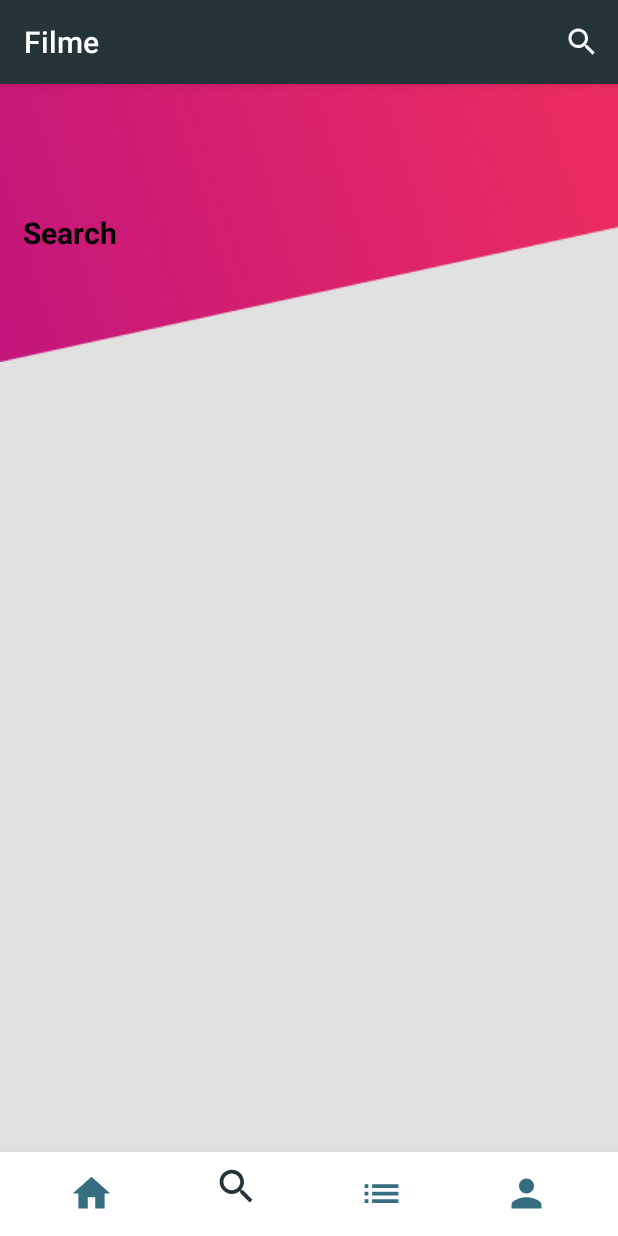
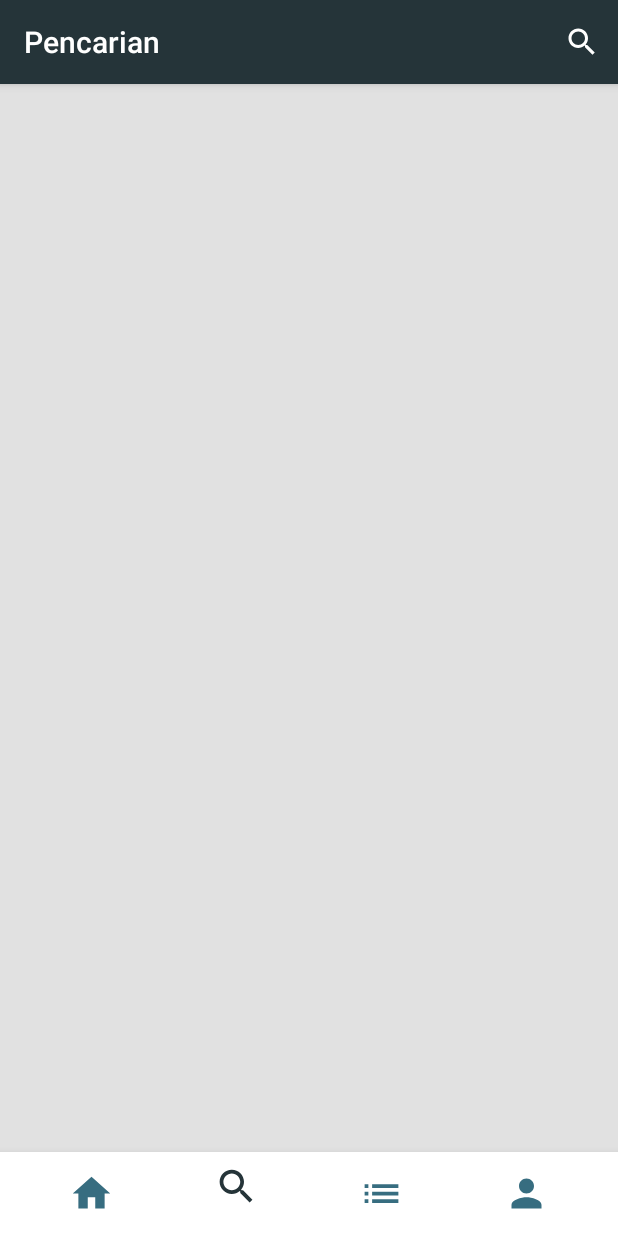
Before and after one commit to hidayatullah191001/SafeSavings, an Android app: the screen it shows after launch (MainActivity), item 2 of the bottom bar chosen, on a phone screen of 412 x 824 dp. Run offline under Robolectric (Android 15) with nearby library versions, the phone set to English and light mode, and no system bars.

Commit message:
Penambahan Pagination Home

```diff
--- a/app/src/main/AndroidManifest.xml
+++ b/app/src/main/AndroidManifest.xml
@@ -32,9 +32,6 @@
             android:name=".DetailMovieActivity"
             android:theme="@style/AppTheme"
             android:exported="true">
-            <meta-data
-                android:name="android.support.PARENT_ACTIVITY"
-                android:value=".MainActivity" />
         </activity>
 
     </application>
--- a/app/src/main/java/com/example/safesavings/MainActivity.java
+++ b/app/src/main/java/com/example/safesavings/MainActivity.java
@@ -6,9 +6,13 @@ import androidx.appcompat.widget.SearchView;
 import androidx.fragment.app.Fragment;
 import androidx.fragment.app.FragmentManager;
 
+import android.graphics.Color;
 import android.os.Bundle;
+import android.util.Log;
 import android.view.Menu;
 import android.view.MenuItem;
+import android.widget.TextView;
+import android.widget.Toast;
 
 import com.example.safesavings.fragment.FragmentAbout;
 import com.example.safesavings.fragment.FragmentHome;
@@ -18,6 +22,7 @@ import com.google.android.material.bottomnavigation.BottomNavigationView;
 
 public class MainActivity extends AppCompatActivity {
 
+    private String TAG = "MainActivity";
     @Override
     protected void onCreate(Bundle savedInstanceState) {
         super.onCreate(savedInstanceState);
@@ -40,15 +45,27 @@ public class MainActivity extends AppCompatActivity {
                 switch (item.getItemId()){
                     case R.id.menu_home:
                         f = new FragmentHome();
+                        if (getSupportActionBar()!=null){
+                            getSupportActionBar().setTitle("Filme");
+                        }
                         break;
                     case R.id.menu_search:
                         f = new FragmentSearch();
+                        if (getSupportActionBar()!=null){
+                            getSupportActionBar().setTitle("Pencarian");
+                        }
                         break;
                     case R.id.menu_list:
                         f = new FragmentList();
+                        if (getSupportActionBar()!=null){
+                            getSupportActionBar().setTitle("Blog");
+                        }
                         break;
                     case R.id.menu_about:
                         f = new FragmentAbout();
+                        if (getSupportActionBar()!=null){
+                            getSupportActionBar().setTitle("Tentang Kami");
+                        }
                         break;
                 }
                 return getFragmentPage(f);
--- /dev/null
+++ b/app/src/main/java/com/example/safesavings/adapter/PaginationAdapter.java
@@ -0,0 +1,72 @@
+package com.example.safesavings.adapter;
+
+import android.content.Context;
+import android.content.Intent;
+import android.graphics.Color;
+import android.util.Log;
+import android.view.LayoutInflater;
+import android.view.View;
+import android.view.ViewGroup;
+import android.widget.TextView;
+
+import androidx.annotation.NonNull;
+import androidx.recyclerview.widget.RecyclerView;
+
+import com.example.safesavings.DetailMovieActivity;
+import com.example.safesavings.MainActivity;
+import com.example.safesavings.R;
+import com.example.safesavings.fragment.FragmentHome;
+
+import java.util.LinkedList;
+
+public class PaginationAdapter extends RecyclerView.Adapter<PaginationAdapter.MyViewHolder> {
+
+    private Context context;
+    private final LinkedList<Integer> mWordList;
+    public static int mCurrent;
+
+    public PaginationAdapter(Context context, LinkedList<Integer> wordList) {;
+        this.mWordList = wordList;
+        this.context = context;
+    }
+
+    @NonNull
+    @Override
+    public MyViewHolder onCreateViewHolder(@NonNull ViewGroup parent, int viewType) {
+        LayoutInflater inflater = LayoutInflater.from(parent.getContext());
+        View mItemView = inflater.inflate(R.layout.item_page, parent, false);
+        return new MyViewHolder(mItemView, this);
+    }
+
+    @Override
+    public void onBindViewHolder(@NonNull MyViewHolder holder, int position) {
+        mCurrent = mWordList.get(position);
+        int data = Integer.valueOf(mCurrent);
+        holder.wordItemView.setText(String.valueOf(mCurrent));
+        holder.itemView.setOnClickListener(new View.OnClickListener() {
+            @Override
+            public void onClick(View view) {
+                Intent intent = new Intent(context, MainActivity.class);
+                intent.putExtra("IntentPage", data);
+                context.startActivity(intent);
+            }
+        });
+
+    }
+
+    @Override
+    public int getItemCount() {
+        return mWordList.size();
+    }
+
+    class MyViewHolder extends RecyclerView.ViewHolder{
+        public final TextView wordItemView;
+        final PaginationAdapter mAdapter;
+
+        public MyViewHolder(View itemView, PaginationAdapter adapter) {
+            super(itemView);
+            wordItemView = itemView.findViewById(R.id.pageCount);
+            this.mAdapter = adapter;
+        }
+    }
+}
--- a/app/src/main/java/com/example/safesavings/adapter/SeasonAnimeAdapter.java
+++ b/app/src/main/java/com/example/safesavings/adapter/SeasonAnimeAdapter.java
@@ -52,7 +52,7 @@ public class SeasonAnimeAdapter extends RecyclerView.Adapter<SeasonAnimeAdapter.
     @Override
     public void onBindViewHolder(@NonNull SeasonAnimeAdapter.MyViewHolder holder, int position) {
         String url = seasonList.get(position).getLinkId();
-        String title = seasonList.get(position).getTitle();
+        String title = "Nonton"+seasonList.get(position).getTitle();
         String deskripsi = seasonList.get(position).getSinopsis();
         String image = seasonList.get(position).getImage();
         String rating = seasonList.get(position).getRating();
--- a/app/src/main/java/com/example/safesavings/fragment/FragmentHome.java
+++ b/app/src/main/java/com/example/safesavings/fragment/FragmentHome.java
@@ -2,12 +2,9 @@ package com.example.safesavings.fragment;
 
 import android.os.Bundle;
 import android.view.LayoutInflater;
-import android.view.Menu;
-import android.view.MenuInflater;
 import android.view.View;
 import android.view.ViewGroup;
-import android.widget.ImageView;
-import android.widget.SearchView;
+import android.widget.Toast;
 
 import androidx.annotation.NonNull;
 import androidx.annotation.Nullable;
@@ -15,26 +12,33 @@ import androidx.fragment.app.Fragment;
 import androidx.recyclerview.widget.LinearLayoutManager;
 import androidx.recyclerview.widget.RecyclerView;
 
-import com.example.safesavings.MainActivity;
 import com.example.safesavings.R;
 import com.example.safesavings.adapter.LatestAnimeAdapter;
+import com.example.safesavings.adapter.PaginationAdapter;
 import com.example.safesavings.adapter.SeasonAnimeAdapter;
 import com.example.safesavings.model.Latest;
 import com.example.safesavings.model.Response;
 import com.example.safesavings.model.Season;
-import com.example.safesavings.rest.ApiEndPoint;
 import com.example.safesavings.rest.ApiService;
 
+import java.util.LinkedList;
 import java.util.List;
 
 import retrofit2.Call;
 import retrofit2.Callback;
 
 public class FragmentHome extends Fragment {
+    private static final String TAG = "MainActivity";
     private SeasonAnimeAdapter adapterSeason;
     private LatestAnimeAdapter adapterLatest;
+    private PaginationAdapter mAdapter;
+
     RecyclerView recyclerView1;
     RecyclerView recyclerView2;
+    RecyclerView recyclerViewPage;
+
+    private final LinkedList<Integer> mWordList = new LinkedList<>();
+    public static int pageIntent;
 
     @Nullable
     @Override
@@ -45,11 +49,17 @@ public class FragmentHome extends Fragment {
         recyclerView1.setHasFixedSize(true);
         recyclerView1.setLayoutManager(new LinearLayoutManager(view.getContext()));
         recyclerView2 = view.findViewById(R.id.rvLatest);
-        getDataFromSeason();
+
+        /*Deklarasi Pagination */
+        recyclerViewPage = view.findViewById(R.id.rvPagination);
+
+
+        pagination();
+        getDataFromSeason(pageIntent);
         return view;
     }
-    private void getDataFromSeason() {
-        ApiService.endPoint().getDataSeason()
+    private void getDataFromSeason(int data) {
+        ApiService.endPoint().getDataSeason(data)
                 .enqueue(new Callback<Response>() {
                     @Override
                     public void onResponse(Call<Response> call, retrofit2.Response<Response> response) {
@@ -68,4 +78,14 @@ public class FragmentHome extends Fragment {
                     }
                 });
     }
+
+    private void pagination(){
+        for (int i = 1; i <= 20; i++) {
+            mWordList.addLast(i);
+        }
+        mAdapter = new PaginationAdapter(getActivity(), mWordList);
+        recyclerViewPage.setAdapter(mAdapter);
+        pageIntent = getActivity().getIntent().getIntExtra("IntentPage", 1);
+        Toast.makeText(getActivity(), "Halaman : " + pageIntent, Toast.LENGTH_SHORT).show();
+    }
 }
--- a/app/src/main/java/com/example/safesavings/fragment/FragmentSearch.java
+++ b/app/src/main/java/com/example/safesavings/fragment/FragmentSearch.java
@@ -1,12 +1,16 @@
 package com.example.safesavings.fragment;
 
 import android.os.Bundle;
+import android.util.Log;
 import android.view.LayoutInflater;
 import android.view.Menu;
 import android.view.MenuInflater;
+import android.view.MenuItem;
 import android.view.View;
 import android.view.ViewGroup;
 import android.widget.SearchView;
+import android.widget.TextView;
+import android.widget.Toast;
 
 import androidx.annotation.NonNull;
 import androidx.annotation.Nullable;
@@ -14,6 +18,7 @@ import androidx.fragment.app.Fragment;
 import androidx.recyclerview.widget.LinearLayoutManager;
 import androidx.recyclerview.widget.RecyclerView;
 
+import com.example.safesavings.MainActivity;
 import com.example.safesavings.R;
 import com.example.safesavings.adapter.SearchAnimeAdapter;
 import com.example.safesavings.model.Search;
@@ -28,10 +33,15 @@ import retrofit2.Response;
 public class FragmentSearch extends Fragment {
     private SearchAnimeAdapter adapterSearch;
     RecyclerView recyclerView;
+    public TextView count;
+    public TextView textcount;
     @Nullable
     @Override
     public View onCreateView(@NonNull LayoutInflater inflater, @Nullable ViewGroup container, @Nullable Bundle savedInstanceState) {
         View view = inflater.inflate(R.layout.fragment_search, container, false);
+
+        count = (TextView) view.findViewById(R.id.count);
+        textcount = (TextView) view.findViewById(R.id.textView2);
 
         recyclerView = view.findViewById(R.id.rvSearch);
         recyclerView.setHasFixedSize(true);
@@ -43,7 +53,9 @@ public class FragmentSearch extends Fragment {
     @Override
     public void onCreateOptionsMenu(@NonNull Menu menu, @NonNull MenuInflater inflater) {
         inflater.inflate(R.menu.main_menu,menu);
-        SearchView searchView = (SearchView) menu.findItem(R.id.search).getActionView();
+        MenuItem menuItem = menu.findItem(R.id.search);
+        SearchView searchView = (SearchView) menuItem.getActionView();
+        searchView.setQueryHint("Cari waifumu disini...");
         searchView.setOnQueryTextListener(new SearchView.OnQueryTextListener() {
             @Override
             public boolean onQueryTextSubmit(String newtext) {
@@ -61,11 +73,16 @@ public class FragmentSearch extends Fragment {
                                         List<Search> mSearch = response.body().getResults();
                                         adapterSearch = new SearchAnimeAdapter(getActivity(),mSearch);
                                         recyclerView.setAdapter(adapterSearch);
+                                        textcount.setText("Hasil pencarian : ");
+                                        count.setText(""+adapterSearch.getItemCount());
+                                        if (mSearch.size() < 1){
+                                            Toast.makeText(getActivity(), "Tidak ditemukan", Toast.LENGTH_SHORT).show();
+                                        }
                                     }
                                 }
                                 @Override
                                 public void onFailure(Call<com.example.safesavings.model.Response> call, Throwable t) {
-
+                                    Log.d("Fragment","onResponse : " + t);
                                 }
                             });
                 }
--- a/app/src/main/java/com/example/safesavings/rest/ApiEndPoint.java
+++ b/app/src/main/java/com/example/safesavings/rest/ApiEndPoint.java
@@ -10,8 +10,8 @@ import retrofit2.http.Path;
 
 public interface ApiEndPoint{
 
-    @GET("/")
-    Call<Response> getDataSeason();
+    @GET("/page/{page}")
+    Call<Response> getDataSeason(@Path("page") int page);
 
     @GET("/search/{title}/")
     Call<Response> getDataSearch(@Path("title") String title);
--- a/app/src/main/res/layout/activity_detail_movie.xml
+++ b/app/src/main/res/layout/activity_detail_movie.xml
@@ -106,7 +106,7 @@
             android:layout_below="@id/txtJudulAnime"
             android:layout_marginTop="16dp"
             android:justificationMode="inter_word"
-            android:text="Deskripsi Movie"
+            android:text=""
             android:textColor="@color/white"
             android:textSize="12sp" />
 
--- a/app/src/main/res/layout/activity_main.xml
+++ b/app/src/main/res/layout/activity_main.xml
@@ -14,7 +14,6 @@
         android:layout_above="@+id/bottom_navigation_menu"
         android:layout_alignParentStart="true"
         android:layout_alignParentLeft="true">
-
     </FrameLayout>
 
     <com.google.android.material.bottomnavigation.BottomNavigationView
@@ -26,9 +25,6 @@
         app:itemIconSize="30dp"
         app:itemIconTint="@drawable/bottom_navigation_selector"
         app:menu="@menu/bottom_menu" >
-
     </com.google.android.material.bottomnavigation.BottomNavigationView>
 
-
-
 </RelativeLayout>
--- a/app/src/main/res/layout/fragment_search.xml
+++ b/app/src/main/res/layout/fragment_search.xml
@@ -4,30 +4,33 @@
     android:layout_height="match_parent"
     xmlns:tools="http://schemas.android.com/tools"
     android:background="#e1e1e1">
-    <ImageView
-        android:id="@+id/header"
-        android:layout_width="match_parent"
-        android:layout_height="wrap_content"
-        android:layout_marginTop="0dp"
-        android:background="@drawable/bg" />
 
     <TextView
         android:id="@+id/textView2"
         android:layout_width="wrap_content"
         android:layout_height="wrap_content"
+        android:layout_marginTop="15dp"
         android:layout_marginStart="15dp"
-        android:layout_marginTop="85dp"
-        android:text="Search"
+        android:textColor="@color/black"
+        android:textSize="20sp"
+        android:textStyle="bold" />
+
+    <TextView
+        android:id="@+id/count"
+        android:layout_width="wrap_content"
+        android:layout_height="wrap_content"
+        android:layout_marginTop="15dp"
+        android:layout_toRightOf="@id/textView2"
         android:textColor="@color/black"
         android:textSize="20sp"
         android:textStyle="bold" />
 
     <androidx.recyclerview.widget.RecyclerView
         android:id="@+id/rvSearch"
-        android:layout_marginTop="5dp"
         android:layout_width="wrap_content"
         android:layout_height="wrap_content"
         android:layout_below="@id/textView2"
+        android:layout_marginTop="5dp"
         android:orientation="vertical"
         tools:listitem="@layout/item_search" />
 
--- a/app/src/main/res/menu/main_menu.xml
+++ b/app/src/main/res/menu/main_menu.xml
@@ -5,6 +5,6 @@
         android:id="@+id/search"
         android:icon="@drawable/ic_search"
         android:title="@string/search"
-        app:showAsAction="collapseActionView|ifRoom"
+        app:showAsAction="ifRoom"
         app:actionViewClass="android.widget.SearchView" />
 </menu>
```
Also changed, not shown: app/src/main/java/com/example/safesavings/DetailMovieActivity.java (+7 -6 lines), app/src/main/java/com/example/safesavings/adapter/SearchAnimeAdapter.java (+51 -4 lines), app/src/main/res/drawable/shape_view_page.xml (added, +19 -0 lines), app/src/main/res/layout/fragment_home.xml (+23 -4 lines), app/src/main/res/layout/item_page.xml (added, +19 -0 lines), app/src/main/res/layout/item_search.xml (+45 -23 lines).
